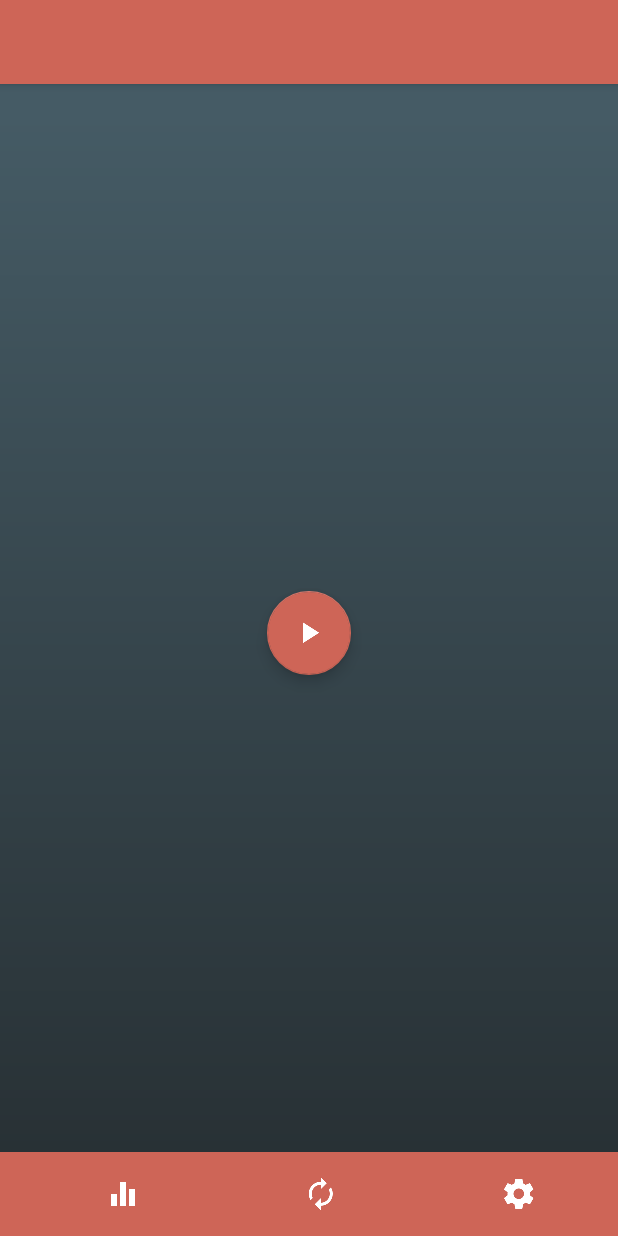
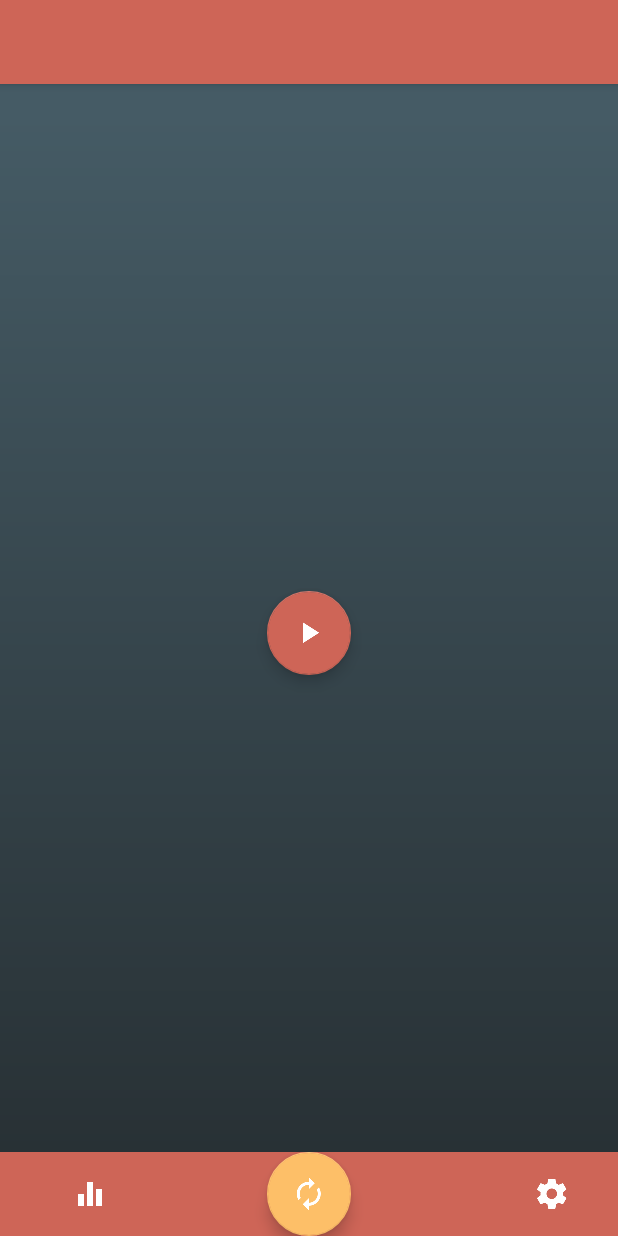
Before and after one commit to ugho49/Puissance4, an Android app: the layout activity_main.xml on its own in the app's theme, with its tools: preview values and no code run, on a phone screen of 412 x 824 dp. Run offline under Robolectric (Android 15) with nearby library versions, the phone set to English and light mode, and no system bars.

Commit message:
change style

```diff
--- a/app/src/main/java/fr/nantes/stephan/puissance4/activities/MainActivity.java
+++ b/app/src/main/java/fr/nantes/stephan/puissance4/activities/MainActivity.java
@@ -39,7 +39,7 @@ public class MainActivity extends AppCompatActivity
     @Bind(R.id.toolbar_bottom)
     Toolbar toolbarBottom;
     @Bind(R.id.btn_replay)
-    ImageButton btnReplay;
+    FloatingActionButton btnReplay;
     @Bind(R.id.btn_params)
     ImageButton btnParams;
     @Bind(R.id.btn_info)
--- a/app/src/main/res/layout/activity_main.xml
+++ b/app/src/main/res/layout/activity_main.xml
@@ -51,48 +51,51 @@
         <android.support.v7.widget.Toolbar
             android:id="@+id/toolbar_bottom"
             android:layout_alignParentBottom="true"
-            android:paddingRight="16dp"
+            android:paddingLeft="@dimen/activity_vertical_margin"
+            android:paddingRight="@dimen/activity_vertical_margin"
             android:layout_width="match_parent"
             android:layout_height="?attr/actionBarSize"
             android:background="@color/colorPrimary">
 
-            <LinearLayout
-                android:orientation="horizontal"
+            <RelativeLayout
                 android:layout_width="match_parent"
-                android:layout_height="wrap_content"
-                android:weightSum="3">
+                android:layout_height="wrap_content">
 
                 <ImageButton
                     android:layout_width="wrap_content"
                     android:layout_height="wrap_content"
                     android:layout_gravity="bottom"
+                    android:layout_alignParentStart="true"
+                    android:layout_alignParentLeft="true"
                     style="?android:attr/borderlessButtonStyle"
                     android:background="@drawable/button_tab"
                     android:src="@drawable/ic_equalizer_white_24dp"
-                    android:id="@+id/btn_info"
-                    android:layout_weight="1" />
+                    android:id="@+id/btn_info" />
 
                 <ImageButton
                     android:layout_width="wrap_content"
                     android:layout_height="wrap_content"
                     android:layout_gravity="bottom"
-                    style="?android:attr/borderlessButtonStyle"
-                    android:background="@drawable/button_tab"
-                    android:src="@drawable/ic_autorenew_white_24dp"
-                    android:id="@+id/btn_replay"
-                    android:layout_weight="1" />
-
-                <ImageButton
-                    android:layout_width="wrap_content"
-                    android:layout_height="wrap_content"
-                    android:layout_gravity="bottom"
+                    android:layout_alignParentEnd="true"
+                    android:layout_alignParentRight="true"
                     style="?android:attr/borderlessButtonStyle"
                     android:background="@drawable/button_tab"
                     android:src="@drawable/ic_settings_white_24dp"
-                    android:id="@+id/btn_params"
-                    android:layout_weight="1" />
-            </LinearLayout>
+                    android:id="@+id/btn_params" />
+
+            </RelativeLayout>
         </android.support.v7.widget.Toolbar>
+
+        <android.support.design.widget.FloatingActionButton
+            android:id="@+id/btn_replay"
+            android:backgroundTint="@color/colorPieceYellow"
+            app:backgroundTint="@color/colorPieceYellow"
+            android:layout_width="wrap_content"
+            android:layout_height="wrap_content"
+            android:layout_alignParentBottom="true"
+            android:layout_centerHorizontal="true"
+            android:src="@drawable/ic_autorenew_white_24dp" />
+
     </RelativeLayout>
 
 </RelativeLayout>
```
